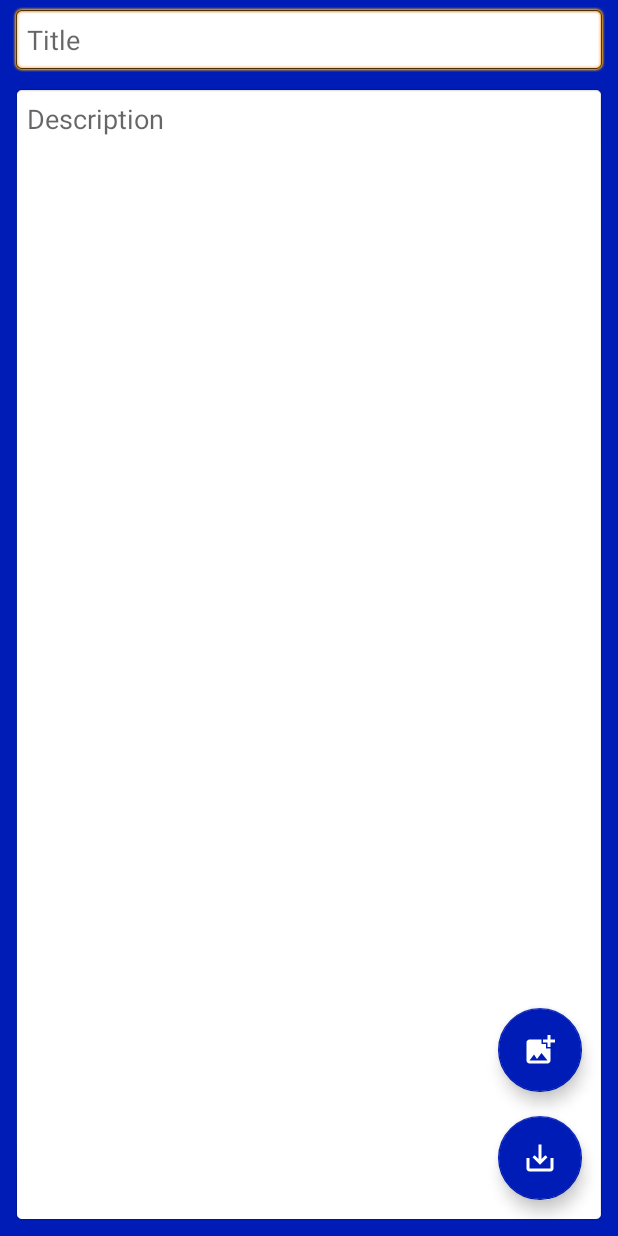
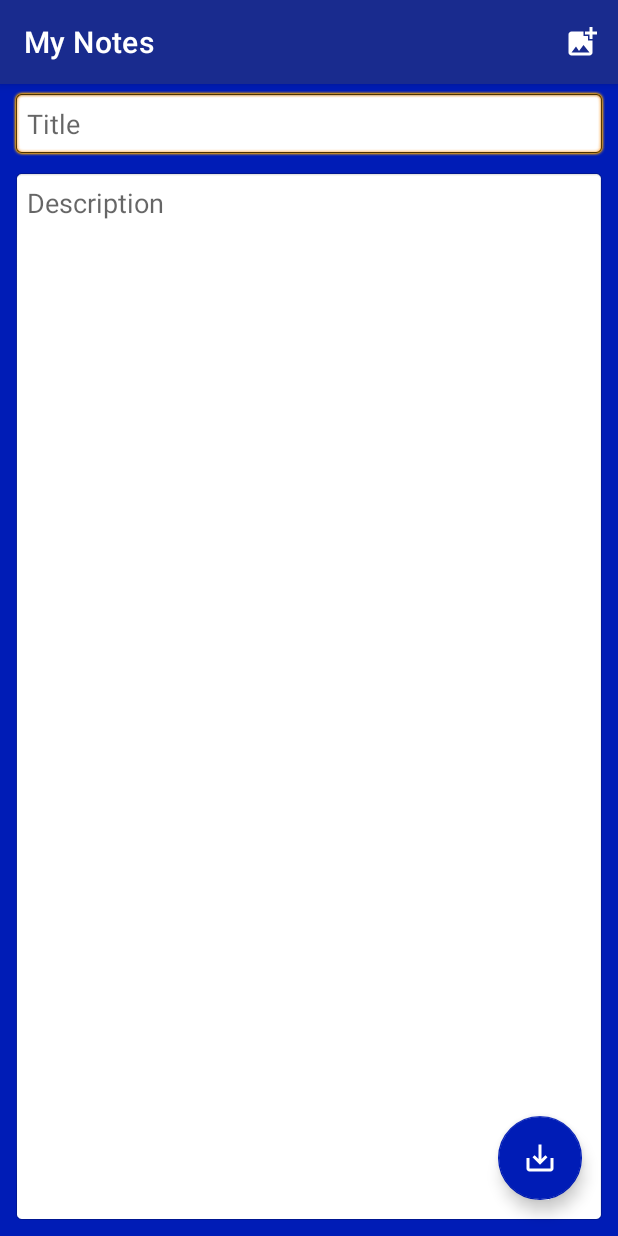
Before and after one commit to AzatSabirov24/MyNotes, an Android app: the screen it shows after launch (EditActivity), after a tap on an icon or button, on a phone screen of 412 x 824 dp. Run offline under Robolectric (Android 15) with nearby library versions, the phone set to English and light mode, and no system bars.

Commit message:
- Кнопка добавления картинки перенесена на ActionBar в EditActivity;  - Добавлено контекстное меню для удаления заметки в MainActivity.

```diff
--- a/app/src/main/java/com/example/lesson12_sqlite/EditActivity.java
+++ b/app/src/main/java/com/example/lesson12_sqlite/EditActivity.java
@@ -3,6 +3,9 @@ package com.example.lesson12_sqlite;
 import android.content.Intent;
 import android.net.Uri;
 import android.os.Bundle;
+import android.view.Menu;
+import android.view.MenuInflater;
+import android.view.MenuItem;
 import android.view.View;
 import android.widget.EditText;
 import android.widget.ImageButton;
@@ -24,7 +27,6 @@ public class EditActivity extends AppCompatActivity {
     private ImageButton imEditImage, imDeleteImage;
     private EditText edTitle, edDesc;
     private MyDbManager myDbManager;
-    private FloatingActionButton fbAddImage;
     private static final int PICK_IMAGE_CODE = 123;
     private String tempUri = "empty";
     private boolean isEditState = true;
@@ -45,6 +47,20 @@ public class EditActivity extends AppCompatActivity {
     }
 
     @Override
+    public boolean onCreateOptionsMenu(Menu menu) {
+        MenuInflater inflater = getMenuInflater();
+        inflater.inflate(R.menu.edit_act_menu, menu);
+        return true;
+
+    }
+
+    @Override
+    public boolean onOptionsItemSelected(MenuItem item) {
+        imageContainer.setVisibility(View.VISIBLE);
+        return super.onOptionsItemSelected(item);
+    }
+
+    @Override
     protected void onActivityResult(int requestCode, int resultCode, @Nullable Intent data) {
         super.onActivityResult(requestCode, resultCode, data);
         if (resultCode == RESULT_OK && requestCode == PICK_IMAGE_CODE && data != null) {
@@ -59,7 +75,6 @@ public class EditActivity extends AppCompatActivity {
         edTitle = findViewById(R.id.edTitle);
         edDesc = findViewById(R.id.edDesc);
         imageContainer = findViewById(R.id.imageContainer);
-        fbAddImage = findViewById(R.id.fbAddImage);
         imNewImage = findViewById(R.id.imNewImage);
         imEditImage = findViewById(R.id.imEditImage);
         imDeleteImage = findViewById(R.id.imDeleteImage);
@@ -104,14 +119,9 @@ public class EditActivity extends AppCompatActivity {
     public void onClickDeleteImage(View view) {
         imNewImage.setImageResource(R.drawable.ic_image_def);
         imageContainer.setVisibility(View.GONE);
-        fbAddImage.setVisibility(View.VISIBLE);
         tempUri = item.setUri("");
     }
 
-    public void onClickAddImage(View view) {
-        imageContainer.setVisibility(View.VISIBLE);
-        view.setVisibility(View.GONE);
-    }
 
     public void onClickChooseImage(View view) {
         Intent chooser = new Intent(Intent.ACTION_OPEN_DOCUMENT);
--- a/app/src/main/java/com/example/lesson12_sqlite/adapter/MainAdapter.java
+++ b/app/src/main/java/com/example/lesson12_sqlite/adapter/MainAdapter.java
@@ -1,9 +1,11 @@
 package com.example.lesson12_sqlite.adapter;
 
+import android.app.Activity;
 import android.content.Context;
 import android.content.Intent;
-import android.util.Log;
+import android.view.ContextMenu;
 import android.view.LayoutInflater;
+import android.view.Menu;
 import android.view.View;
 import android.view.ViewGroup;
 import android.widget.TextView;
@@ -16,19 +18,24 @@ import com.example.lesson12_sqlite.R;
 import com.example.lesson12_sqlite.db.MyConstants;
 import com.example.lesson12_sqlite.db.MyDbManager;
 
-import java.io.Serializable;
 import java.util.ArrayList;
 import java.util.List;
 
 public class MainAdapter extends RecyclerView.Adapter<MainAdapter.MyViewHolder> {
     private Context context;
-    private List<ListItem> mainArray;
+    public List<ListItem> mainArray;
+    private Activity activity;
+    private int menuPosition;
 
-    public MainAdapter(Context context) {
+    public MainAdapter(Context context, Activity activity) {
         this.context = context;
         mainArray = new ArrayList<>();
+        this.activity = activity;
     }
 
+     public int getMenuPosition() {
+       return menuPosition;
+   }
 
     @NonNull
     @Override
@@ -42,15 +49,17 @@ public class MainAdapter extends RecyclerView.Adapter<MainAdapter.MyViewHolder>
         holder.setData(mainArray.get(position).getTitle());
     }
 
+
     @Override
     public int getItemCount() {
         return mainArray.size();
     }
 
-    public class MyViewHolder extends RecyclerView.ViewHolder implements View.OnClickListener{
+    public class MyViewHolder extends RecyclerView.ViewHolder implements View.OnClickListener, View.OnCreateContextMenuListener {
         private TextView tvTitle;
         private Context context;
         private List<ListItem> mainArray;
+
 
         public MyViewHolder(@NonNull View itemView, Context context, List<ListItem> mainArray) {
             super(itemView);
@@ -58,7 +67,16 @@ public class MainAdapter extends RecyclerView.Adapter<MainAdapter.MyViewHolder>
             this.mainArray = mainArray;
             tvTitle = itemView.findViewById(R.id.tvTitle);
             itemView.setOnClickListener(this);
+            itemView.setOnCreateContextMenuListener(this);
+            registerContextMenu(itemView);
         }
+
+
+        private void registerContextMenu(@NonNull View itemView) {
+           if (activity != null){
+               activity.registerForContextMenu(itemView);
+           }
+       }
 
         public void setData(String title) {
             tvTitle.setText(title);
@@ -71,6 +89,12 @@ public class MainAdapter extends RecyclerView.Adapter<MainAdapter.MyViewHolder>
             i.putExtra(MyConstants.EDIT_STATE, false);
             context.startActivity(i);
         }
+
+        @Override
+        public void onCreateContextMenu(ContextMenu menu, View v, ContextMenu.ContextMenuInfo menuInfo) {
+            menu.add(Menu.NONE, R.id.action_delete,
+                    Menu.NONE, R.string.delete_item);
+        }
     }
 
     public void updateAdapter(List<ListItem> newList) {
@@ -79,10 +103,10 @@ public class MainAdapter extends RecyclerView.Adapter<MainAdapter.MyViewHolder>
         notifyDataSetChanged();
     }
 
-    public void removeItem(int pos, MyDbManager dbManager){
-       dbManager.delete(mainArray.get(pos).getId());
-       mainArray.remove(pos);
-       notifyItemRangeChanged(0, mainArray.size());
-       notifyItemRemoved(pos);
+    public void removeItem(int pos, MyDbManager dbManager) {
+        dbManager.delete(mainArray.get(pos).getId());
+        mainArray.remove(pos);
+        notifyItemRangeChanged(0, mainArray.size());
+        notifyItemRemoved(pos);
     }
 }
--- a/app/src/main/res/layout/activity_edit.xml
+++ b/app/src/main/res/layout/activity_edit.xml
@@ -106,20 +106,6 @@
         app:srcCompat="@drawable/ic_save"
         app:tint="@color/white" />
 
-    <com.google.android.material.floatingactionbutton.FloatingActionButton
-        android:id="@+id/fbAddImage"
-        android:layout_width="wrap_content"
-        android:layout_height="wrap_content"
-        android:layout_marginBottom="16dp"
-        android:alpha="1.0"
-        android:clickable="true"
-        android:onClick="onClickAddImage"
-        app:backgroundTint="@color/blue_dark"
-        app:layout_constraintBottom_toTopOf="@+id/floatingActionButton3"
-        app:layout_constraintEnd_toEndOf="@+id/floatingActionButton3"
-        app:srcCompat="@drawable/ic_add_image"
-        app:tint="#FFFFFF" />
-
     <androidx.constraintlayout.widget.Guideline
         android:id="@+id/guideline2"
         android:layout_width="wrap_content"
--- /dev/null
+++ b/app/src/main/res/menu/context_menu.xml
@@ -0,0 +1,6 @@
+<?xml version="1.0" encoding="utf-8"?>
+<menu xmlns:android="http://schemas.android.com/apk/res/android">
+    <item
+        android:id="@+id/action_delete"
+        android:title="@string/delete_item"/>
+</menu>
--- /dev/null
+++ b/app/src/main/res/menu/edit_act_menu.xml
@@ -0,0 +1,10 @@
+<?xml version="1.0" encoding="utf-8"?>
+<menu xmlns:android="http://schemas.android.com/apk/res/android"
+    xmlns:app="http://schemas.android.com/apk/res-auto">
+
+    <item
+        android:id="@+id/addPicture"
+        android:icon="@drawable/ic_add_image"
+        android:title="addPicture"
+        app:showAsAction="ifRoom" />
+</menu>
--- a/app/src/main/res/values/strings.xml
+++ b/app/src/main/res/values/strings.xml
@@ -1,4 +1,5 @@
 <resources>
     <string name="app_name">My Notes</string>
     <string name="empty_text">Отсутсвует название или описание заметки</string>
+    <string name="delete_item">delete</string>
 </resources>
--- a/app/src/main/res/values/themes.xml
+++ b/app/src/main/res/values/themes.xml
@@ -28,7 +28,5 @@
         <item name="android:statusBarColor" tools:targetApi="l">?attr/colorPrimaryVariant</item>
         <!-- Customize your theme here. -->
         <item name="android:windowFullscreen">true</item>
-        <item name="windowActionBar">false</item>
-        <item name="windowNoTitle">true</item>
     </style>
 </resources>
```
Also changed, not shown: app/src/main/java/com/example/lesson12_sqlite/MainActivity.java (+29 -5 lines).
